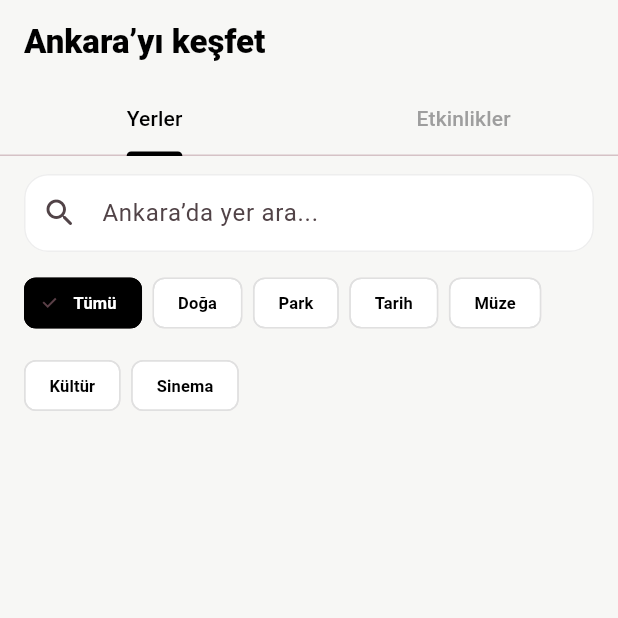
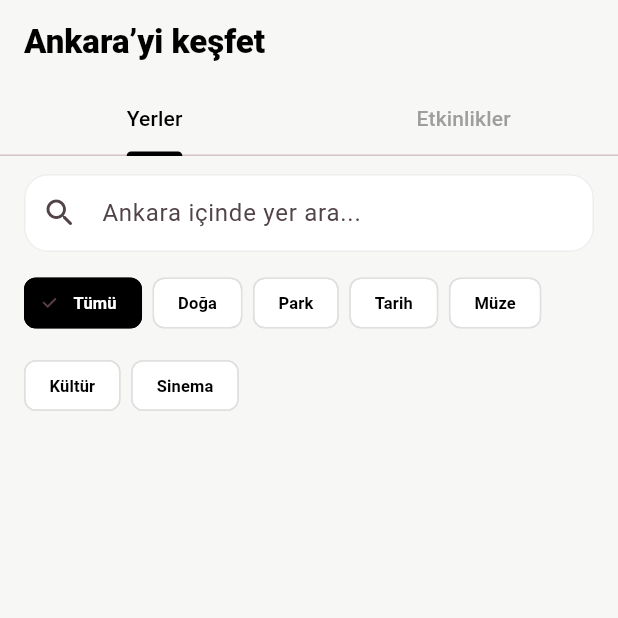
Before and after one commit to ssselimilhan-cell/Bu-G-n, a Flutter app: the screen it shows after launch, item 2 of the bottom bar chosen, on a phone screen of 412 x 824 dp, the top half of it. Run offline on Flutter 3.47's test engine with Material 3 defaults, Android fonts, the phone set to English and light mode, and no system bars; our stand-ins replace geolocator, shared_preferences, supabase_flutter; accounts and stored records are empty.

Commit message:
Use selected city in explore screen

```diff
--- a/lib/screens/explore_screen.dart
+++ b/lib/screens/explore_screen.dart
@@ -194,10 +194,10 @@ class _ExploreScreenState extends State<ExploreScreen>
 
   String _pageTitle() {
     if (_tabController.index == 1) {
-      return 'Ankara etkinlikleri';
+      return '$_selectedCity etkinlikleri';
     }
 
-    return _selectedCategory ?? 'Ankara’yı keşfet';
+    return _selectedCategory ?? '$_selectedCity’yi keşfet';
   }
 
   List<Place> get _filteredPlaces {
@@ -356,7 +356,7 @@ class _ExploreScreenState extends State<ExploreScreen>
     return Column(
       children: [
         _buildSearchBox(
-          hint: 'Ankara’da yer ara...',
+          hint: '$_selectedCity içinde yer ara...',
         ),
         Padding(
           padding: const EdgeInsets.fromLTRB(
@@ -523,7 +523,7 @@ class _ExploreScreenState extends State<ExploreScreen>
                 child: Text(
                   _searchText.isNotEmpty
                       ? 'Aramana uygun etkinlik bulunamadı.'
-                      : 'Önümüzdeki 31 gün içinde Ankara için etkinlik bulunamadı.',
+                      : 'Önümüzdeki 31 gün içinde $_selectedCity için etkinlik bulunamadı.',
                   textAlign: TextAlign.center,
                   style: const TextStyle(
                     fontWeight: FontWeight.w600,
```
